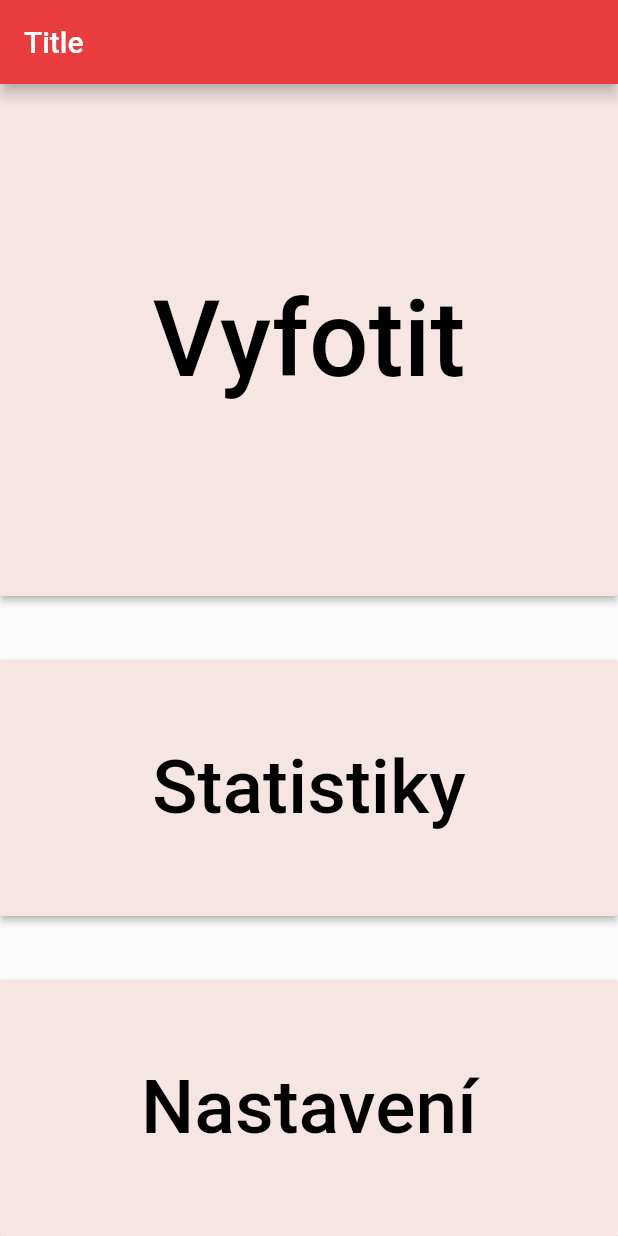
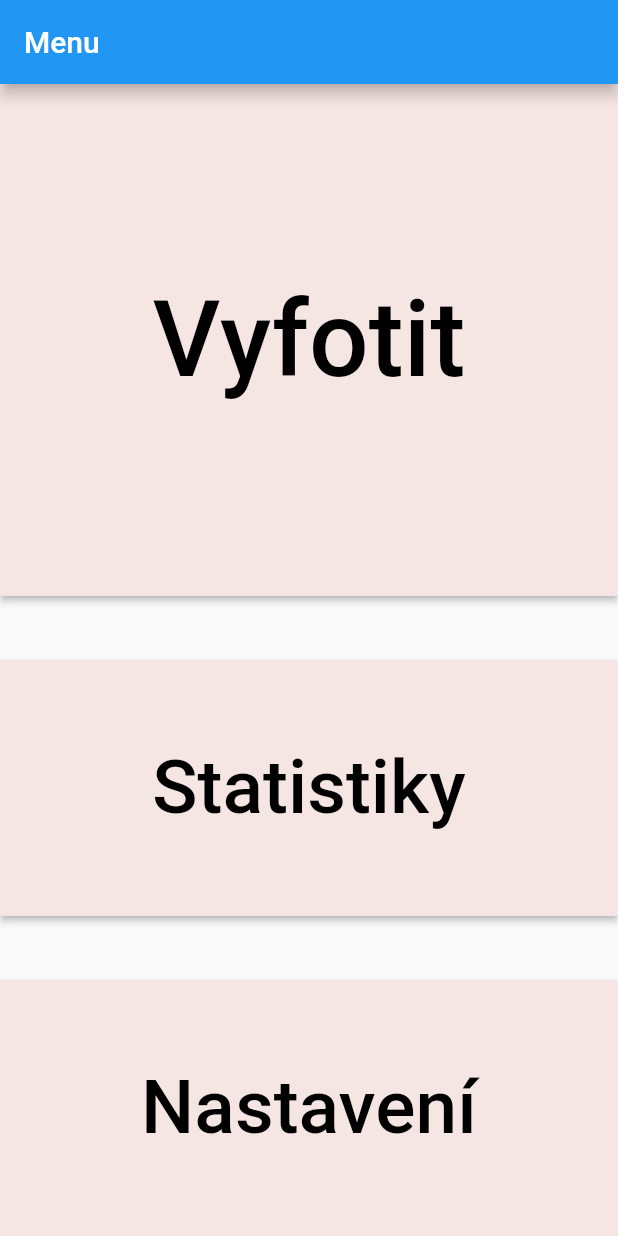
Before and after one commit to plexp/glupron-flutter, a Flutter app: the screen it shows after launch, on a phone screen of 412 x 824 dp. Run offline on Flutter 3.47's test engine with Material 2 defaults, Android fonts, the phone set to English and light mode, and no system bars.

Commit message:
Appbar changes

```diff
--- a/lib/screens/WelcomeScreen.dart
+++ b/lib/screens/WelcomeScreen.dart
@@ -6,11 +6,10 @@ class WelcomeScreen extends StatelessWidget {
   @override
   Widget build(BuildContext context) {
     return MaterialApp(
-        title: 'Title',
         home: Scaffold(
           appBar: AppBar(
-            backgroundColor: Color.fromRGBO(232, 60, 63, 1),
-            title: Text('Title'),
+            //backgroundColor: Color.fromRGBO(232, 60, 63, 1),
+            title: Text('Menu'),
           ),
           body: Center(
             child: Column(
```
